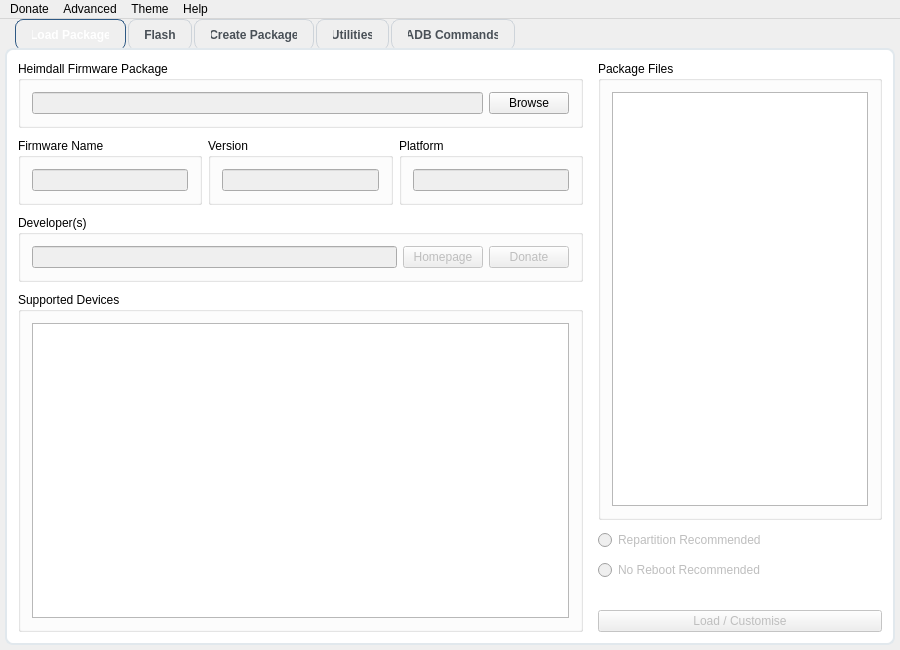
Old version of the form heimdall-frontend/mainwindow.ui in the repository enokseth/Heimdall.
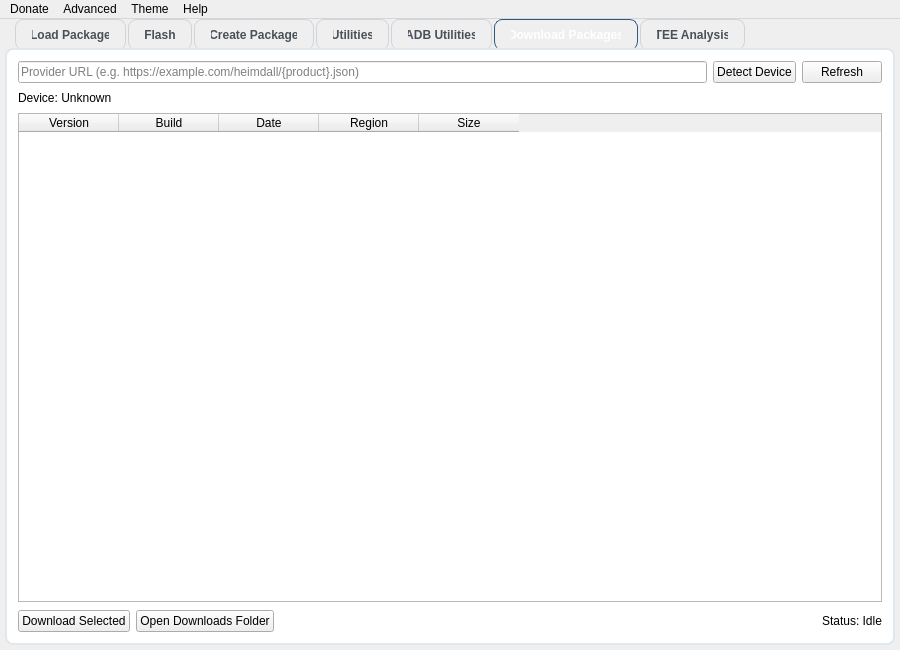
New version of the form. The open tabs and pages were chosen to show the change.

Diff of the .ui file:
```diff
--- a/heimdall-frontend/mainwindow.ui
+++ b/heimdall-frontend/mainwindow.ui
@@ -319,13 +319,38 @@
           </layout>
          </widget>
         </item>
-       </layout>
-      </item>
-      <item>
-       <layout class="QVBoxLayout" name="loadPackageRightLayout">
+    </layout>
+    </item>
+        <item>
+         <widget class="QWidget" name="loadPackageRightContainer">
+            <property name="sizePolicy">
+             <sizepolicy hsizetype="Fixed" vsizetype="Preferred">
+                <horstretch>0</horstretch>
+                <verstretch>0</verstretch>
+             </sizepolicy>
+            </property>
+            <property name="minimumWidth">
+             <number>260</number>
+            </property>
+            <property name="maximumWidth">
+             <number>300</number>
+            </property>
+            <layout class="QVBoxLayout" name="loadPackageRightLayout">
         <property name="spacing">
          <number>10</number>
         </property>
+                <property name="leftMargin">
+                 <number>0</number>
+                </property>
+                <property name="rightMargin">
+                 <number>0</number>
+                </property>
+                <property name="topMargin">
+                 <number>0</number>
+                </property>
+                <property name="bottomMargin">
+                 <number>0</number>
+                </property>
         <item>
          <widget class="QGroupBox" name="includedFilesGroup">
           <property name="title">
@@ -341,9 +366,9 @@
            <number>330</number>
           </property>
           <property name="sizePolicy">
-           <sizepolicy hsizetype="Fixed" vsizetype="Expanding">
+           <sizepolicy hsizetype="Fixed" vsizetype="Preferred">
             <horstretch>0</horstretch>
-            <verstretch>1</verstretch>
+            <verstretch>0</verstretch>
            </sizepolicy>
           </property>
           <layout class="QVBoxLayout" name="includedFilesLayout">
@@ -403,7 +428,8 @@
           </property>
          </widget>
         </item>
-       </layout>
+            </layout>
+         </widget>
       </item>
      </layout>
     </widget>
@@ -1697,7 +1723,7 @@
     </widget>
     <widget class="QWidget" name="adbCommandsTab">
      <attribute name="title">
-      <string>ADB Commands</string>
+      <string>ADB Utilities</string>
      </attribute>
      <layout class="QVBoxLayout" name="adbMainLayout">
       <property name="spacing">
@@ -1941,6 +1967,176 @@
       </item>
      </layout>
     </widget>
+    <widget class="QWidget" name="downloadPackagesTab">
+     <attribute name="title">
+      <string>Download Packages</string>
+     </attribute>
+     <layout class="QVBoxLayout" name="dlMainLayout">
+      <property name="spacing">
+       <number>8</number>
+      </property>
+      <item>
+       <layout class="QHBoxLayout" name="dlTopRow">
+        <item>
+         <widget class="QLineEdit" name="providerUrlLineEdit">
+          <property name="placeholderText">
+           <string>Provider URL (e.g. https://example.com/heimdall/{product}.json)</string>
+          </property>
+         </widget>
+        </item>
+        <item>
+         <widget class="QPushButton" name="detectDeviceForPackagesButton">
+          <property name="text">
+           <string>Detect Device</string>
+          </property>
+         </widget>
+        </item>
+        <item>
+         <widget class="QPushButton" name="refreshPackagesButton">
+          <property name="text">
+           <string>Refresh</string>
+          </property>
+         </widget>
+        </item>
+       </layout>
+      </item>
+      <item>
+       <widget class="QLabel" name="deviceSummaryLabel">
+        <property name="text">
+         <string>Device: Unknown</string>
+        </property>
+       </widget>
+      </item>
+      <item>
+       <widget class="QTableWidget" name="packagesTable">
+        <column>
+         <property name="text">
+          <string>Version</string>
+         </property>
+        </column>
+        <column>
+         <property name="text">
+          <string>Build</string>
+         </property>
+        </column>
+        <column>
+         <property name="text">
+          <string>Date</string>
+         </property>
+        </column>
+        <column>
+         <property name="text">
+          <string>Region</string>
+         </property>
+        </column>
+        <column>
+         <property name="text">
+          <string>Size</string>
+         </property>
+        </column>
+       </widget>
+      </item>
+      <item>
+       <layout class="QHBoxLayout" name="dlButtonsRow">
+        <item>
+         <widget class="QPushButton" name="downloadSelectedPackageButton">
+          <property name="text">
+           <string>Download Selected</string>
+          </property>
+         </widget>
+        </item>
+        <item>
+         <widget class="QPushButton" name="openPackagesFolderButton">
+          <property name="text">
+           <string>Open Downloads Folder</string>
+          </property>
+         </widget>
+        </item>
+        <item>
+         <spacer name="dlButtonsSpacer">
+          <property name="orientation">
+           <enum>Qt::Horizontal</enum>
+          </property>
+          <property name="sizeHint" stdset="0">
+           <size>
+            <width>40</width>
+            <height>20</height>
+           </size>
+          </property>
+         </spacer>
+        </item>
+        <item>
+         <widget class="QLabel" name="dlStatusLabel">
+          <property name="text">
+           <string>Status: Idle</string>
+          </property>
+         </widget>
+        </item>
+       </layout>
+      </item>
+     </layout>
+    </widget>
+    <widget class="QWidget" name="teeAnalysisTab">
+     <attribute name="title">
+      <string>TEE Analysis</string>
+     </attribute>
+     <layout class="QVBoxLayout" name="teeMainLayout">
+      <property name="spacing">
+       <number>10</number>
+      </property>
+      <item>
+       <widget class="QGroupBox" name="teeControlGroup">
+        <property name="title">
+         <string>Analyzer</string>
+        </property>
+        <layout class="QHBoxLayout" name="teeControlLayout">
+         <item>
+          <widget class="QPushButton" name="teeAnalyzeButton">
+           <property name="text">
+            <string>Analyze TEE</string>
+           </property>
+           <property name="minimumHeight">
+            <number>30</number>
+           </property>
+          </widget>
+         </item>
+         <item>
+          <widget class="QLabel" name="teeTypeLabel">
+           <property name="text">
+            <string>TEE: Unknown</string>
+           </property>
+           <property name="alignment">
+            <set>Qt::AlignLeading|Qt::AlignLeft|Qt::AlignVCenter</set>
+           </property>
+          </widget>
+         </item>
+        </layout>
+       </widget>
+      </item>
+      <item>
+       <widget class="QGroupBox" name="teeOutputGroup">
+        <property name="title">
+         <string>Details</string>
+        </property>
+        <layout class="QVBoxLayout" name="teeOutputLayout">
+         <item>
+          <widget class="QTextEdit" name="teeOutputTextEdit">
+           <property name="readOnly">
+            <bool>true</bool>
+           </property>
+           <property name="placeholderText">
+            <string>Click "Analyze TEE" to scan the device and classify the Trusted Execution Environment implementation.</string>
+           </property>
+           <property name="minimumHeight">
+            <number>220</number>
+           </property>
+          </widget>
+         </item>
+        </layout>
+       </widget>
+      </item>
+     </layout>
+    </widget>
    </widget>
     </item>
    </layout>
```
Left out of the diff: 80 changed lines with no effect on the pictures.
